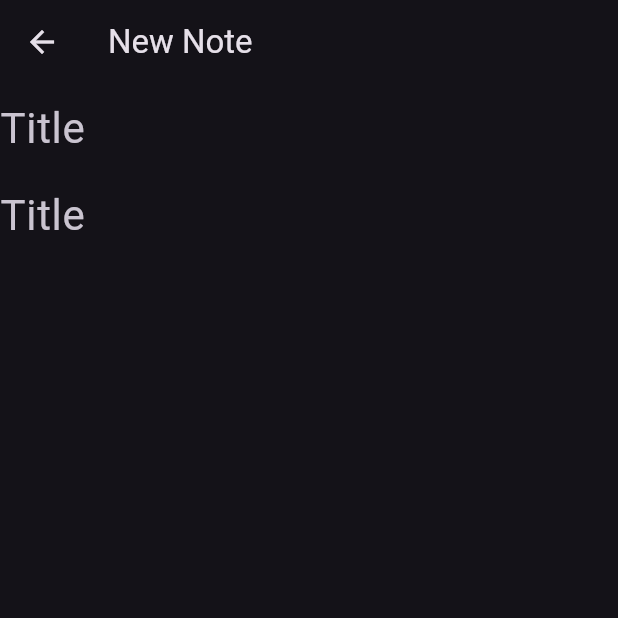
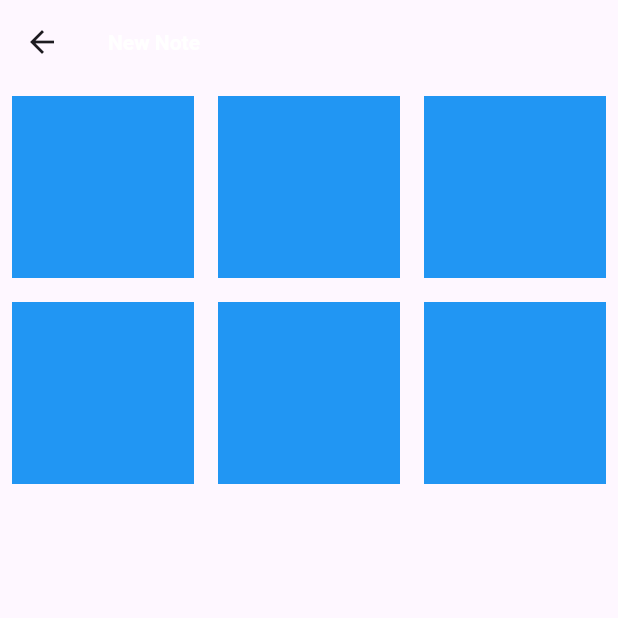
Before and after one commit to Kartik18-bit-hue/demo, a Flutter app: the NotesPage screen opened directly, on a phone screen of 412 x 824 dp, the top half of it. Run offline on Flutter 3.47's test engine with Material 3 defaults, Android fonts, the phone set to English and light mode, and no system bars.

Commit message:
Modified file contacts.dart and add file to_do_list.dart

```diff
--- a/practice/lib/contacts.dart
+++ b/practice/lib/contacts.dart
@@ -5,7 +5,7 @@ class ContactsPage extends StatelessWidget {
   Widget build(BuildContext context) {
     return Container(
       child: Center(
-        child: Text("Contacts Page"),
+        child: Text("To-Do-List"),
       ),
     );
   }
--- a/practice/lib/create_note.dart
+++ b/practice/lib/create_note.dart
@@ -13,18 +13,23 @@ class _CreateNoteState extends State<CreateNote> {
     return Scaffold(
 
       appBar: AppBar(
+        backgroundColor: Colors.black45,
         title:Text('New Note')
 
       ),
       body: Column(
+
         children: [
           TextField(
             style: TextStyle(
               fontSize: 28.0, fontWeight: FontWeight.w400,
+              color: Colors.white,
             ),
             decoration: InputDecoration(
+              fillColor: Colors.purple,
               border: InputBorder.none,
             ),
+
           )
         ],
       ),
--- a/practice/lib/main.dart
+++ b/practice/lib/main.dart
@@ -25,7 +25,7 @@ class _MyAppState extends State<MyApp> {
   @override
   Widget build(BuildContext context) {
     return MaterialApp(
-      theme: ThemeData(primarySwatch: Colors.blueGrey,brightness: Brightness.dark),
+
           home:  HomePage(),
       debugShowCheckedModeBanner: false,
 
@@ -66,9 +66,11 @@ class _HomePageState extends State<HomePage> {
 
       appBar: AppBar(
 
-        backgroundColor: Colors.blueGrey,
-        title: Text("Book Management"),
+        backgroundColor: Colors.black,
+
+        title: Text("Book Management"),titleTextStyle: TextStyle(fontWeight: FontWeight.bold,fontSize:28.0,color: Colors.white),
       ),
+      backgroundColor: Colors.purple,
       floatingActionButton: FloatingActionButton(
         onPressed: () {
           Navigator.of(context).push(
--- a/practice/lib/notes.dart
+++ b/practice/lib/notes.dart
@@ -11,30 +11,26 @@ class _NotesPageState extends State<NotesPage> {
   @override
   Widget build(BuildContext context) {
     return Scaffold(
-
+      body: GridView.builder(
+        itemCount: 6,
+        gridDelegate:
+            SliverGridDelegateWithFixedCrossAxisCount(crossAxisCount: 3),
+        itemBuilder: (BuildContext context, int index) {
+          return Padding(
+            padding: const EdgeInsets.all(8.0),
+            child: Container(
+              height: 50,
+              width: 50,
+              color: Colors.blue,
+            ),
+          );
+        },
+      ),
       appBar: AppBar(
-        title:Text('New Note')
-
-      ),
-      body: Column(
-        children: [
-          TextField(
-            style: TextStyle(
-              fontSize: 28.0, fontWeight: FontWeight.w400,color: Colors.white,),
-            decoration: InputDecoration(
-              border: InputBorder.none,
-              hintText: "Title"
-            ),
-          ),
-          TextField(
-            style: TextStyle(
-              fontSize: 28.0, fontWeight: FontWeight.w400,color: Colors.white,),
-            decoration: InputDecoration(
-              border: InputBorder.none,
-              hintText: "Title"
-            ),
-          )
-        ],
+        title: Text('New Note'),
+        titleTextStyle: TextStyle(
+          fontWeight: FontWeight.bold,
+        ),
       ),
     );
   }
```
Also changed, not shown: practice/lib/to_do_list.dart (added).
